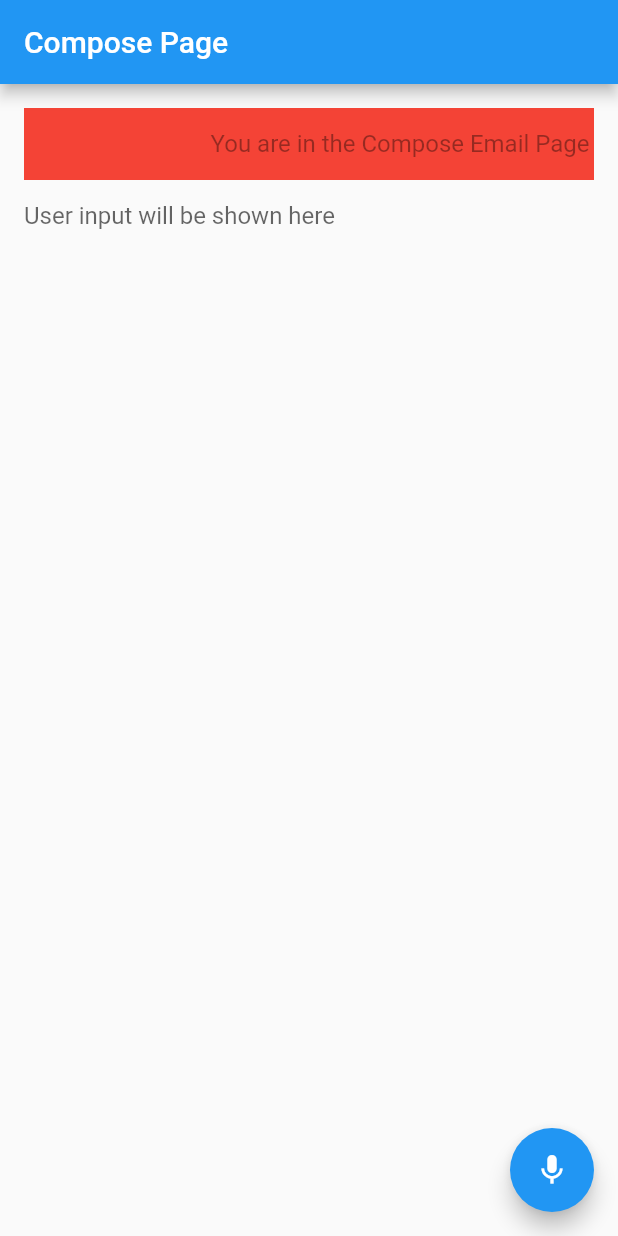
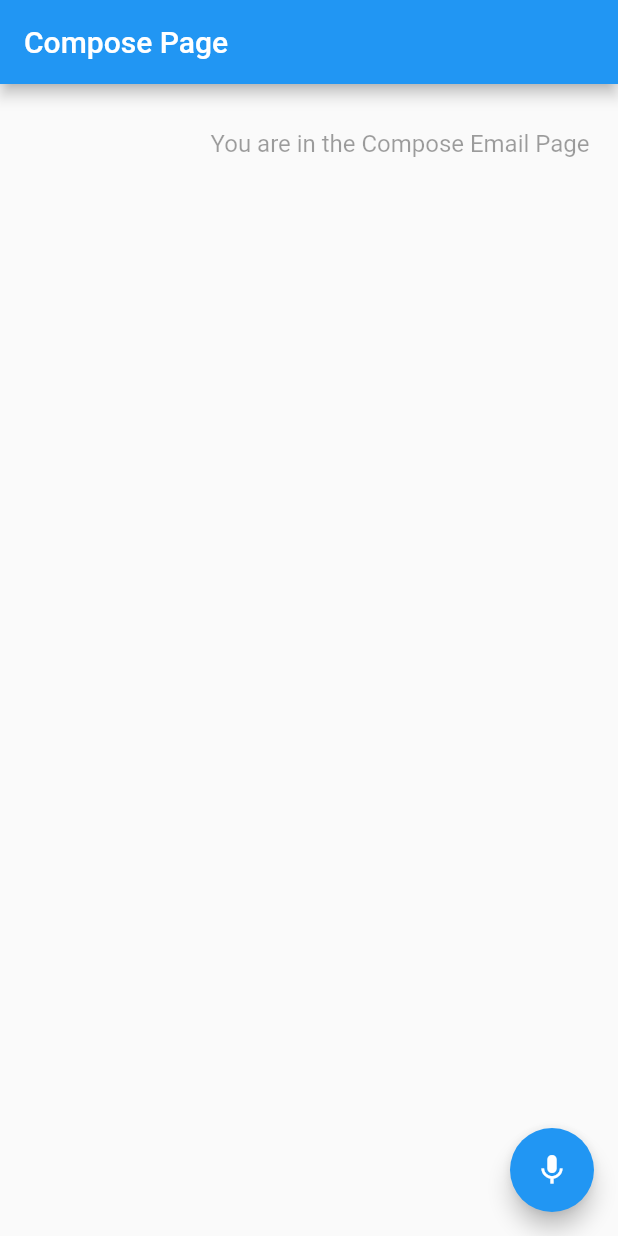
Before and after one commit to 4Ashwin/Echo, a Flutter app: the screen it shows after launch, after a tap on the "mic none" icon, on a phone screen of 412 x 824 dp. Run offline on Flutter 3.47's test engine with Material 2 defaults, Android fonts, the phone set to English and light mode, and no system bars; our stand-ins replace flutter_tts, speech_to_text.

Commit message:
updations in compose page

```diff
--- a/echo/lib/pages/compose/compose.dart
+++ b/echo/lib/pages/compose/compose.dart
@@ -8,31 +8,32 @@ class ComposePage extends StatefulWidget {
   _ComposePageState createState() => _ComposePageState();
 }
 
+class ChatMessage {
+  String text;
+  bool isUser;
+
+  ChatMessage({required this.text, required this.isUser});
+}
+
 class _ComposePageState extends State<ComposePage> {
   final TextEditingController _welcomeTextController =
       TextEditingController(text: "You are in the Compose Email Page");
-  final TextEditingController _userTextController = TextEditingController();
   final SpeechToText _speech = SpeechToText();
   bool _isListening = false;
-
-  // initialize the _flutterTts variable
   FlutterTts _flutterTts = FlutterTts();
+  List<ChatMessage> _chatMessages = [];
 
   @override
   void initState() {
     super.initState();
     _initSpeechToText();
+    _flutterTts.speak(_welcomeTextController.text);
   }
 
   Future<void> _initSpeechToText() async {
     bool available = await _speech.initialize();
-  int flag=1;
     if (available) {
       setState(() => _isListening = false);
-    if (flag == 1){
-      _flutterTts.speak(_welcomeTextController.text);
-      flag=0;
-    }
     } else {
       print("Speech recognition not available");
     }
@@ -40,6 +41,8 @@ class _ComposePageState extends State<ComposePage> {
 
   void _startListening() {
     if (!_isListening) {
+      final _userTextController = TextEditingController();
+      String sentence = '';
       _speech.listen(onResult: (SpeechRecognitionResult result) {
         setState(() {
           _userTextController.text = result.recognizedWords;
@@ -48,11 +51,9 @@ class _ComposePageState extends State<ComposePage> {
           if (_userTextController.text.toLowerCase() == "quit") {
             _stopListening();
           } else {
-            _speech.listen(onResult: (SpeechRecognitionResult result) {
-              setState(() {
-                _userTextController.text = result.recognizedWords;
-              });
-            });
+            sentence += _userTextController.text + ' ';
+            _addMessage(sentence.trim(), false);
+            sentence = '';
           }
         }
       });
@@ -65,6 +66,16 @@ class _ComposePageState extends State<ComposePage> {
     setState(() => _isListening = false);
   }
 
+  void _addMessage(String message, bool isBotMessage) {
+    setState(() {
+      _chatMessages.add(ChatMessage(
+        text: message,
+        isUser: isBotMessage,
+      ));
+    });
+  }
+
+
   @override
   Widget build(BuildContext context) {
     double width = MediaQuery.of(context).size.width;
@@ -76,38 +87,42 @@ class _ComposePageState extends State<ComposePage> {
       body: Container(
         width: width,
         padding: EdgeInsets.all(16.0),
-        child: SingleChildScrollView(
         child: Column(
-            children: <Widget>[
+          children: [
             Container(
               width: width,
-                color: Colors.red,
               alignment: Alignment.centerRight,
               child: TextField(
                 controller: _welcomeTextController,
                 textAlign: TextAlign.end,
                 enabled: false,
-                  // expands: true,
-                  maxLines: null, // allow the text to wrap
+                maxLines: null,
                 decoration: InputDecoration(
                   border: InputBorder.none,
                 ),
-                  // _welcomeTextController.text,
               ),
             ),
-              Container(
-                alignment: Alignment.centerLeft,
-                child: TextField(
-                  controller: _userTextController,
-                  maxLines: null, // allow the text to wrap
-                  decoration: InputDecoration(
-                    border: InputBorder.none,
-                    hintText: "User input will be shown here",
+            Expanded(
+              child: ListView.builder(
+                itemCount: _chatMessages.length,
+                itemBuilder: (BuildContext context, int index) {
+                  final message = _chatMessages[index];
+                  return ListTile(
+                    subtitle: Container(
+                      alignment: message.isUser
+                          ? Alignment.centerRight
+                          : Alignment.centerLeft,
+                      child: Text(
+                        _chatMessages[index].text,
+                        textAlign:
+                            message.isUser ? TextAlign.right : TextAlign.left,
                       ),
+                    ),
+                  );
+                },
               ),
             ),
           ],
-          ),
         ),
       ),
       floatingActionButton: FloatingActionButton(
```
Lines whose indentation alone changed are shown as unchanged.
